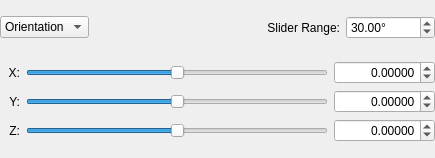
This is hexrd/ui/resources/ui/calibration_crystal_slider_widget.ui in HEXRD/hexrdgui as Qt 5 draws it before an edit. The edited form follows.
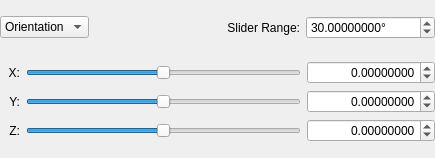
This is the edited form. Custom widgets are drawn as their Qt base class.

Commit message:
Convert all to ScientificDoubleSpinBox
This converts all widgets that are QDoubleSpinBox to
ScientificDoubleSpinBox, except the ones inside the powder calibration
options, since they were already changed in a separate PR.

We should definitely do some testing to make sure these work...

Diff of the .ui file:
```diff
--- a/hexrd/ui/resources/ui/calibration_crystal_slider_widget.ui
+++ b/hexrd/ui/resources/ui/calibration_crystal_slider_widget.ui
@@ -72,6 +72,9 @@
        <property name="suffix">
         <string>°</string>
        </property>
+       <property name="decimals">
+        <number>8</number>
+       </property>
        <property name="minimum">
         <double>0.000000000000000</double>
        </property>
@@ -134,13 +137,13 @@
         <bool>false</bool>
        </property>
        <property name="decimals">
-        <number>5</number>
+        <number>8</number>
        </property>
        <property name="minimum">
-        <double>-10000.000000000000000</double>
+        <double>-10000000.000000000000000</double>
        </property>
        <property name="maximum">
-        <double>10000.000000000000000</double>
+        <double>10000000.000000000000000</double>
        </property>
        <property name="singleStep">
         <double>0.100000000000000</double>
@@ -179,13 +182,13 @@
         <bool>false</bool>
        </property>
        <property name="decimals">
-        <number>5</number>
+        <number>8</number>
        </property>
        <property name="minimum">
-        <double>-10000.000000000000000</double>
+        <double>-10000000.000000000000000</double>
        </property>
        <property name="maximum">
-        <double>10000.000000000000000</double>
+        <double>10000000.000000000000000</double>
        </property>
        <property name="singleStep">
         <double>0.100000000000000</double>
@@ -224,13 +227,13 @@
         <bool>false</bool>
        </property>
        <property name="decimals">
-        <number>5</number>
+        <number>8</number>
        </property>
        <property name="minimum">
-        <double>-10000.000000000000000</double>
+        <double>-10000000.000000000000000</double>
        </property>
        <property name="maximum">
-        <double>10000.000000000000000</double>
+        <double>10000000.000000000000000</double>
        </property>
        <property name="singleStep">
         <double>0.100000000000000</double>
@@ -241,6 +244,13 @@
    </item>
   </layout>
  </widget>
+ <customwidgets>
+  <customwidget>
+   <class>ScientificDoubleSpinBox</class>
+   <extends>QDoubleSpinBox</extends>
+   <header>scientificspinbox.h</header>
+  </customwidget>
+ </customwidgets>
  <resources/>
  <connections/>
 </ui>
```
Left out of the diff: 8 changed lines with no effect on the pictures. The commit also changes 10 other files.
